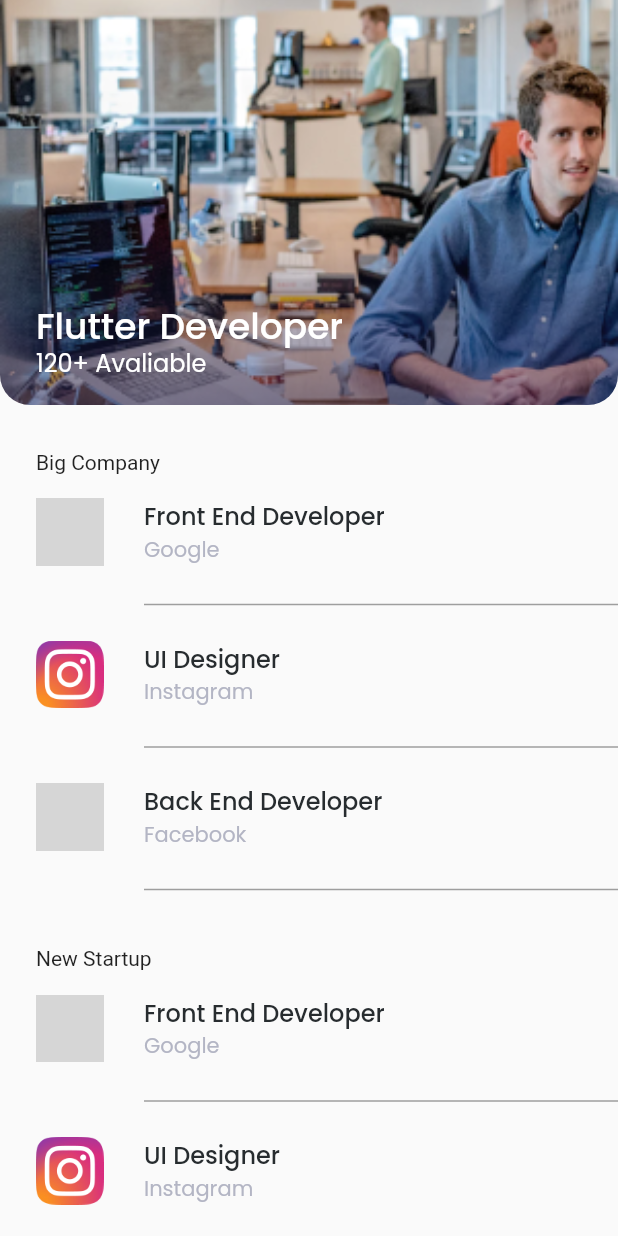
After one commit to abdulazizpermana/future_job_with_provider, a Flutter app: the HomePage screen opened directly, after a tap on "Flutter Developer", on a phone screen of 412 x 824 dp. The commit adds this screen. Run offline on Flutter 3.47's test engine with Material 2 defaults, Android fonts, the phone set to English and light mode, and no system bars; our stand-ins replace email_validator, google_fonts; missing offline and left inert: dart:ffi; grey boxes are pictures that could not be loaded.

Commit message:
Added: second home page

```diff
--- /dev/null
+++ b/lib/page/secon_homepage.dart
@@ -0,0 +1,156 @@
+import 'package:flutter/material.dart';
+import 'package:future_job_with_provider/widget/custom_list.dart';
+import 'package:google_fonts/google_fonts.dart';
+
+import '../theme.dart';
+
+class SecondHomePage extends StatelessWidget {
+  final String jobTitleHome;
+  final String imageUrl;
+
+  SecondHomePage({this.jobTitleHome, this.imageUrl});
+  @override
+  Widget build(BuildContext context) {
+    return MaterialApp(
+      debugShowCheckedModeBanner: false,
+      home: Scaffold(
+        body: SafeArea(
+          child: SingleChildScrollView(
+            child: Column(
+              children: [
+                Stack(
+                  children: [
+                    ClipRRect(
+                      borderRadius: const BorderRadius.only(
+                        bottomLeft: Radius.circular(20),
+                        bottomRight: Radius.circular(20),
+                      ),
+                      child: Container(
+                        height: 270,
+                        width: double.infinity,
+                        child: Image.asset(
+                          imageUrl,
+                          fit: BoxFit.cover,
+                        ),
+                      ),
+                    ),
+                    Padding(
+                      padding: const EdgeInsets.only(
+                        top: 200,
+                        left: 24,
+                      ),
+                      child: Text(
+                        jobTitleHome,
+                        style: GoogleFonts.poppins(
+                            color: Colors.white,
+                            fontSize: 24,
+                            fontWeight: FontWeight.w500),
+                      ),
+                    ),
+                    Padding(
+                      padding: const EdgeInsets.only(
+                        top: 230,
+                        left: 24,
+                      ),
+                      child: Text(
+                        '120+ Avaliable',
+                        style: GoogleFonts.poppins(
+                          color: Colors.white,
+                          fontSize: 16,
+                        ),
+                      ),
+                    ),
+                  ],
+                ),
+                Container(
+                  child: Padding(
+                    padding: const EdgeInsets.only(
+                      top: 30,
+                      left: 24,
+                    ),
+                    child: Column(
+                      crossAxisAlignment: CrossAxisAlignment.start,
+                      children: [
+                        Text('Big Company'),
+                        const SizedBox(
+                          height: 16,
+                        ),
+                        Column(
+                          children: [
+                            CustomList(
+                              imageUrl: 'assets/images/ic.png',
+                              jobTitle: 'Front End Developer',
+                              companyName: 'Google',
+                            ),
+                            const SizedBox(
+                              height: 16,
+                            ),
+                            CustomList(
+                              imageUrl: 'assets/images/ic1.png',
+                              jobTitle: 'UI Designer',
+                              companyName: 'Instagram',
+                            ),
+                            const SizedBox(
+                              height: 16,
+                            ),
+                            CustomList(
+                              imageUrl: 'assets/images/ic2.png',
+                              jobTitle: 'Back End Developer',
+                              companyName: 'Facebook',
+                            ),
+                          ],
+                        )
+                      ],
+                    ),
+                  ),
+                ),
+                Container(
+                  child: Padding(
+                    padding: const EdgeInsets.only(
+                      top: 30,
+                      left: 24,
+                    ),
+                    child: Column(
+                      crossAxisAlignment: CrossAxisAlignment.start,
+                      children: [
+                        Text('New Startup'),
+                        const SizedBox(
+                          height: 16,
+                        ),
+                        Column(
+                          children: [
+                            CustomList(
+                              imageUrl: 'assets/images/ic.png',
+                              jobTitle: 'Front End Developer',
+                              companyName: 'Google',
+                            ),
+                            const SizedBox(
+                              height: 16,
+                            ),
+                            CustomList(
+                              imageUrl: 'assets/images/ic1.png',
+                              jobTitle: 'UI Designer',
+                              companyName: 'Instagram',
+                            ),
+                            const SizedBox(
+                              height: 16,
+                            ),
+                            CustomList(
+                              imageUrl: 'assets/images/ic2.png',
+                              jobTitle: 'Back End Developer',
+                              companyName: 'Facebook',
+                            ),
+                          ],
+                        )
+                      ],
+                    ),
+                  ),
+                ),
+              ],
+            ),
+          ),
+        ),
+      ),
+    );
+  }
+}
--- a/lib/widget/job_cart.dart
+++ b/lib/widget/job_cart.dart
@@ -1,4 +1,5 @@
 import 'package:flutter/material.dart';
+import 'package:future_job_with_provider/page/secon_homepage.dart';
 import 'package:google_fonts/google_fonts.dart';
 
 class JobCard extends StatelessWidget {
@@ -8,7 +9,19 @@ class JobCard extends StatelessWidget {
   JobCard({this.text, this.imageUrl});
   @override
   Widget build(BuildContext context) {
-    return Container(
+    return InkWell(
+      onTap: () {
+        Navigator.push(
+          context,
+          MaterialPageRoute(
+            builder: (context) => SecondHomePage(
+              jobTitleHome: text,
+              imageUrl: imageUrl,
+            ),
+          ),
+        );
+      },
+      child: Container(
         width: 150,
         height: 200,
         child: Align(
@@ -22,7 +35,9 @@ class JobCard extends StatelessWidget {
             child: Text(
               text,
               style: GoogleFonts.poppins(
-                color: Colors.white, fontSize: 18, fontWeight: FontWeight.w500),
+                  color: Colors.white,
+                  fontSize: 18,
+                  fontWeight: FontWeight.w500),
             ),
           ),
         ),
@@ -33,6 +48,7 @@ class JobCard extends StatelessWidget {
             ),
           ),
         ),
+      ),
     );
   }
 }
```
Also changed, not shown: pubspec.lock. Lines whose indentation alone changed are shown as unchanged.
